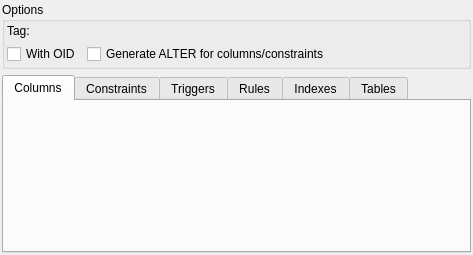
Before: the Qt Designer form libpgmodeler_ui/ui/tablewidget.ui in pgmodeler/pgmodeler, drawn with Qt 5.
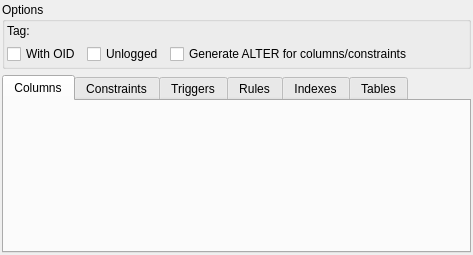
After: the same form once the commit is applied.

Commit message:
Added support to UNLOGGED tables (issue #487)
Enabled PostgreSQL 9.4 export and import processes (issue #485)

Enabled the jsonb datatype (PostgreSQL 9.4) (issue #486)

```diff
--- a/libpgmodeler_ui/ui/tablewidget.ui
+++ b/libpgmodeler_ui/ui/tablewidget.ui
@@ -82,7 +82,7 @@
         </property>
        </widget>
       </item>
-      <item row="1" column="2">
+      <item row="1" column="3">
        <widget class="QCheckBox" name="gen_alter_cmds_chk">
         <property name="sizePolicy">
          <sizepolicy hsizetype="Expanding" vsizetype="Fixed">
@@ -95,6 +95,13 @@
         </property>
        </widget>
       </item>
+      <item row="1" column="2">
+       <widget class="QCheckBox" name="unlogged_chk">
+        <property name="text">
+         <string>Unlogged</string>
+        </property>
+       </widget>
+      </item>
      </layout>
     </widget>
    </item>
```
The commit also changes 22 other files.
